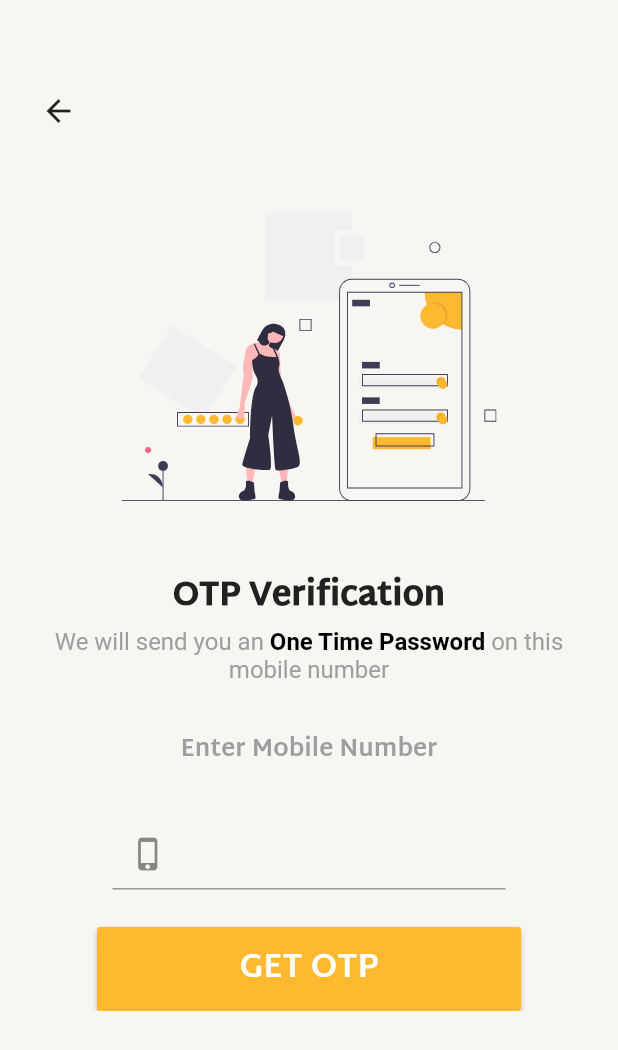
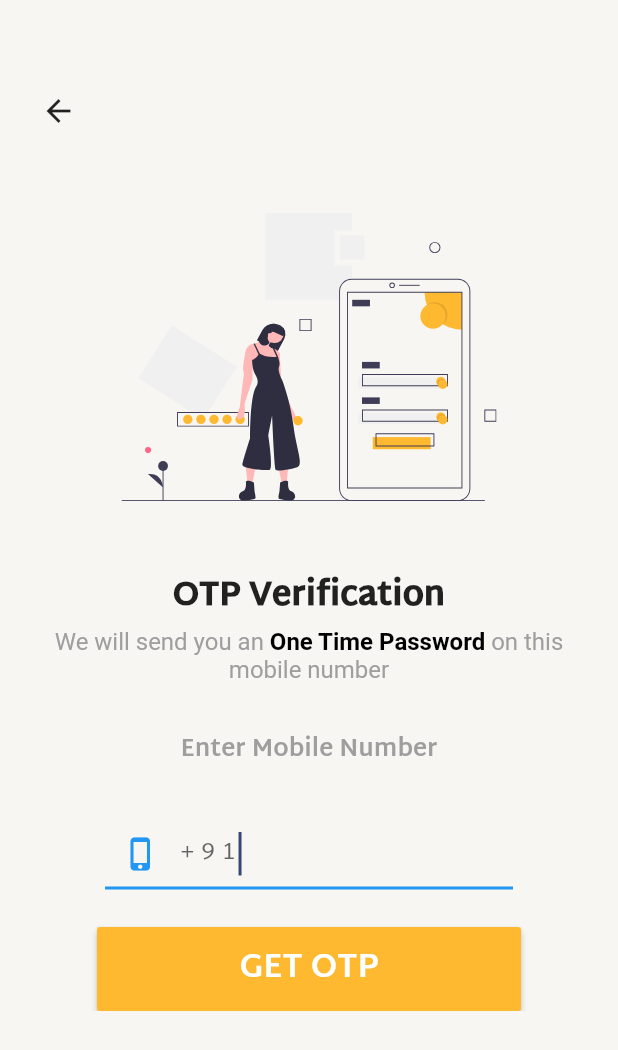
Before and after one commit to sanju-developer/Day2Day, a Flutter app: the screen it shows after launch, after a tap on "Sign In with Phone", on a phone screen of 412 x 824 dp. Shown: the top 1050 px of the screen. Run offline on Flutter 3.47's test engine with Material 2 defaults, Android fonts, the phone set to English and light mode, and no system bars; our stand-ins replace bloc, carousel_slider, equatable, firebase_auth, flutter_bloc, flutter_rating_bar and 3 more; accounts and stored records are empty; network calls fail.

Commit message:
adjust width of phoneNo and verifyOtp field

```diff
--- a/lib/screens/login/widgets/forms/otp_form.dart
+++ b/lib/screens/login/widgets/forms/otp_form.dart
@@ -75,6 +75,7 @@ class _OTPFormState extends State<OTPForm> {
         Padding(
           padding: const EdgeInsets.only(left: 30.0, right: 30.0),
           child: PinCodeTextField(
+            mainAxisAlignment: MainAxisAlignment.spaceEvenly,
             textInputType: TextInputType.number,
             length: 6,
             inactiveFillColor: Theme.of(context).scaffoldBackgroundColor,
@@ -87,7 +88,7 @@ class _OTPFormState extends State<OTPForm> {
             animationDuration: Duration(milliseconds: 300),
             fieldHeight: 50,
             backgroundColor: Theme.of(context).scaffoldBackgroundColor,
-            fieldWidth: 40,
+            fieldWidth: 30,
             activeFillColor: Theme.of(context).scaffoldBackgroundColor,
             enableActiveFill: true,
             errorAnimationController: _errorController,
--- a/lib/screens/login/widgets/forms/phone_number_form.dart
+++ b/lib/screens/login/widgets/forms/phone_number_form.dart
@@ -86,10 +86,11 @@ class _PhoneNumberFormState extends State<PhoneNumberForm> {
         ),
         SizedBox(height: 30.0),
         Padding(
-          padding: const EdgeInsets.only(left: 40.0, right: 40.0),
+          padding: const EdgeInsets.only(left: 35.0, right: 35.0),
           child: Form(
             key: _formKey,
             child: TextFormField(
+              autofocus: true,
               style: TextStyle(letterSpacing: 5),
               textAlignVertical: TextAlignVertical.center,
               controller: _phoneController,
```
